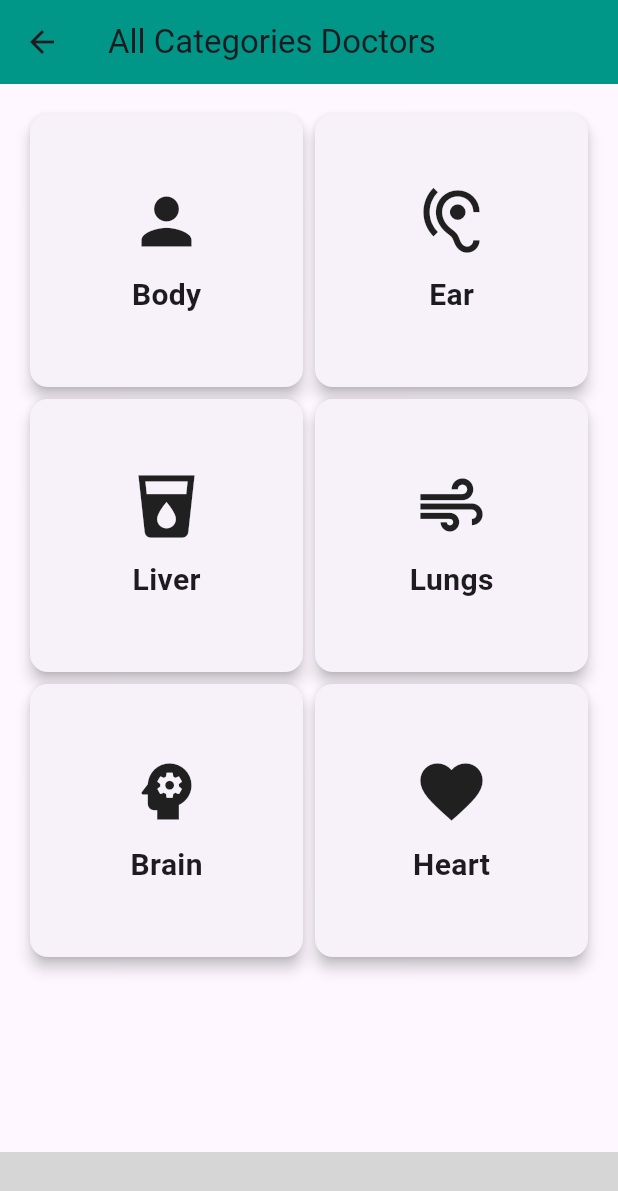
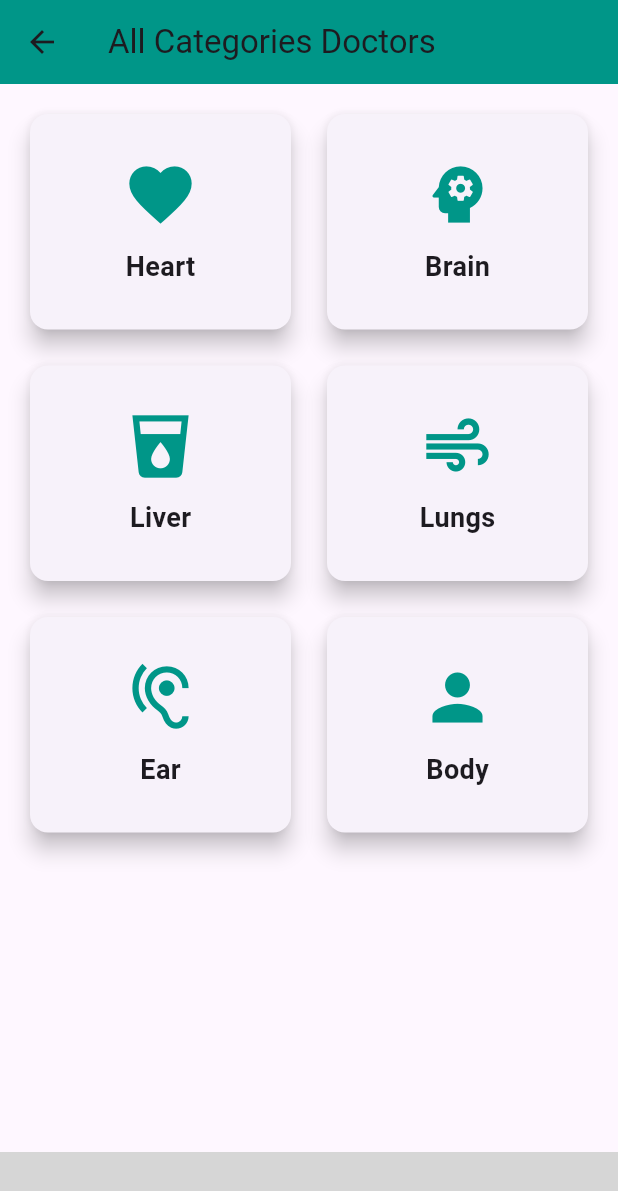
Before and after one commit to pitroda-meet/docbook, a Flutter app: the CategoryPage screen opened directly, on a phone screen of 412 x 824 dp. Shown: the top 1191 px of the screen. Run offline on Flutter 3.47's test engine with Material 3 defaults, Android fonts, the phone set to English and light mode, and no system bars; our stand-ins replace cloud_firestore, firebase_auth, firebase_core, table_calendar; missing offline and left inert: docbook; accounts and stored records are empty; statements that could not run were skipped; grey boxes are pictures that could not be loaded.

Commit message:
category wise doctor

```diff
--- a/lib/screens/category_page.dart
+++ b/lib/screens/category_page.dart
@@ -1,5 +1,6 @@
 import 'package:docbook/screens/bottom_bar_widget.dart';
 import 'package:flutter/material.dart';
+import './category_detail_page.dart'; // Import the detail page
 
 class CategoryPage extends StatelessWidget {
   final String categoryName;
@@ -12,42 +13,60 @@ class CategoryPage extends StatelessWidget {
       appBar: AppBar(
         title: Text('$categoryName Doctors'),
         backgroundColor: Colors.teal,
+        leading: IconButton(
+          icon: const Icon(Icons.arrow_back),
+          onPressed: () {
+            Navigator.pop(context);
+          },
+        ),
       ),
-      body: GridView.count(
-        crossAxisCount: 2,
+      body: Padding(
         padding: const EdgeInsets.all(16.0),
-        children: [
-          _buildCategoryCard(context, 'Body', Icons.person),
-          _buildCategoryCard(context, 'Ear', Icons.hearing),
-          _buildCategoryCard(context, 'Liver', Icons.local_drink),
-          _buildCategoryCard(context, 'Lungs', Icons.air),
-          _buildCategoryCard(context, 'Brain', Icons.psychology),
-          _buildCategoryCard(context, 'Heart', Icons.favorite),
-        ],
+        child: GridView.builder(
+          gridDelegate: const SliverGridDelegateWithFixedCrossAxisCount(
+            crossAxisCount: 2,
+            crossAxisSpacing: 16.0,
+            mainAxisSpacing: 16.0,
+            childAspectRatio: 1.2,
+          ),
+          itemCount: categories.length,
+          itemBuilder: (context, index) {
+            return _buildCategoryCard(context, categories[index]);
+          },
+        ),
       ),
       bottomNavigationBar: const BottomBarWidget(currentIndex: 2),
     );
   }
 
-  Widget _buildCategoryCard(BuildContext context, String title, IconData icon) {
+  Widget _buildCategoryCard(BuildContext context, Category category) {
     return Card(
-      elevation: 4,
+      elevation: 6,
+      shape: RoundedRectangleBorder(
+        borderRadius: BorderRadius.circular(12),
+      ),
       child: InkWell(
         onTap: () {
+          // Navigate to CategoryDetailPage when clicked
           Navigator.push(
             context,
             MaterialPageRoute(
-                builder: (context) => CategoryDetailPage(categoryName: title)),
+              builder: (context) =>
+                  CategoryDetailPage(categoryName: category.name),
+            ),
           );
         },
         child: Column(
           mainAxisAlignment: MainAxisAlignment.center,
           children: [
-            Icon(icon, size: 50),
+            Icon(category.icon, size: 50, color: Colors.teal),
             const SizedBox(height: 10),
             Text(
-              title,
-              style: const TextStyle(fontSize: 20, fontWeight: FontWeight.bold),
+              category.name,
+              style: const TextStyle(
+                fontSize: 18,
+                fontWeight: FontWeight.bold,
+              ),
             ),
           ],
         ),
@@ -56,25 +75,19 @@ class CategoryPage extends StatelessWidget {
   }
 }
 
-// Example of a detail page for each category
-class CategoryDetailPage extends StatelessWidget {
-  final String categoryName;
+class Category {
+  final String name;
+  final IconData icon;
 
-  const CategoryDetailPage({super.key, required this.categoryName});
+  Category(this.name, this.icon);
+}
 
-  @override
-  Widget build(BuildContext context) {
-    return Scaffold(
-      appBar: AppBar(
-        title: Text('$categoryName Doctors'),
-        backgroundColor: Colors.teal,
-      ),
-      body: Center(
-        child: Text(
-          'Doctors related to $categoryName',
-          style: const TextStyle(fontSize: 24),
-        ),
-      ),
-    );
-  }
-}
+// Define your categories here
+final List<Category> categories = [
+  Category('Heart', Icons.favorite),
+  Category('Brain', Icons.psychology),
+  Category('Liver', Icons.local_drink),
+  Category('Lungs', Icons.air),
+  Category('Ear', Icons.hearing),
+  Category('Body', Icons.person),
+];
--- a/lib/screens/doctor_detail_page.dart
+++ b/lib/screens/doctor_detail_page.dart
@@ -7,7 +7,8 @@ class DoctorDetailPage extends StatelessWidget {
   final String specialization;
   final String imagePath;
 
-  const DoctorDetailPage({super.key,
+  const DoctorDetailPage({
+    super.key,
     required this.doctorName,
     required this.specialization,
     required this.imagePath,
```
Also changed, not shown: lib/screens/AppointmentScreen.dart (+2 -51 lines), lib/screens/category_detail_page.dart (added, +111 -0 lines), lib/screens/home_screen.dart (+6 -3 lines), lib/screens/login_screen.dart (+25 -8 lines), lib/screens/signup_screen.dart (+39 -11 lines), lib/main.dart (line endings or trailing spaces).
